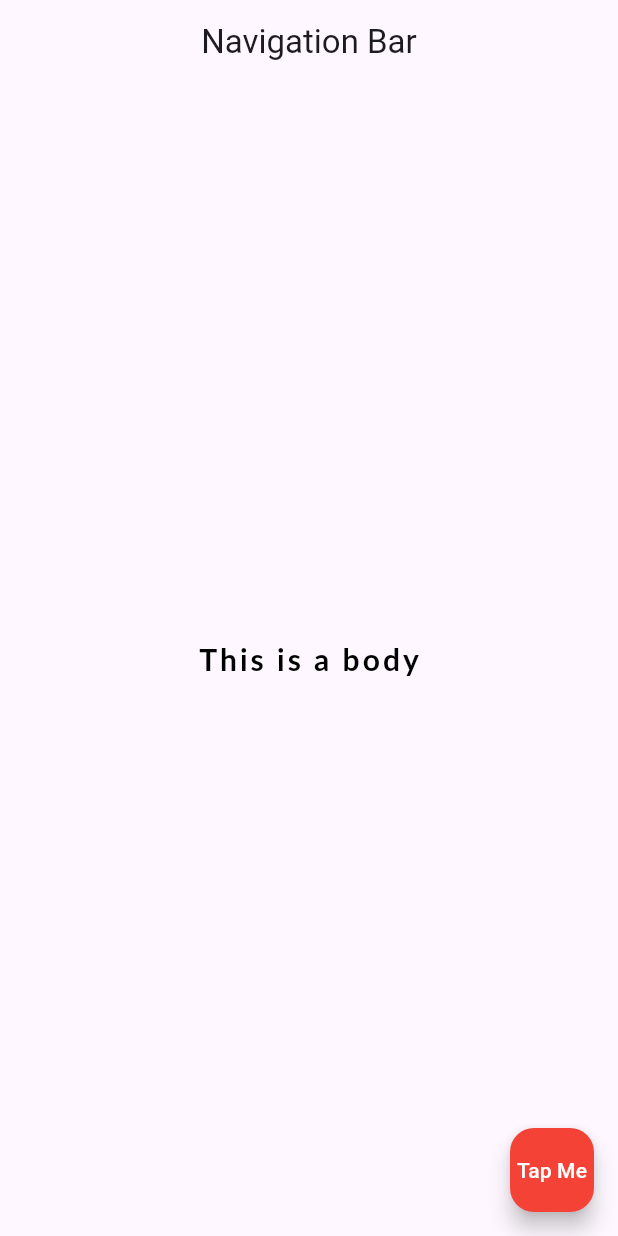
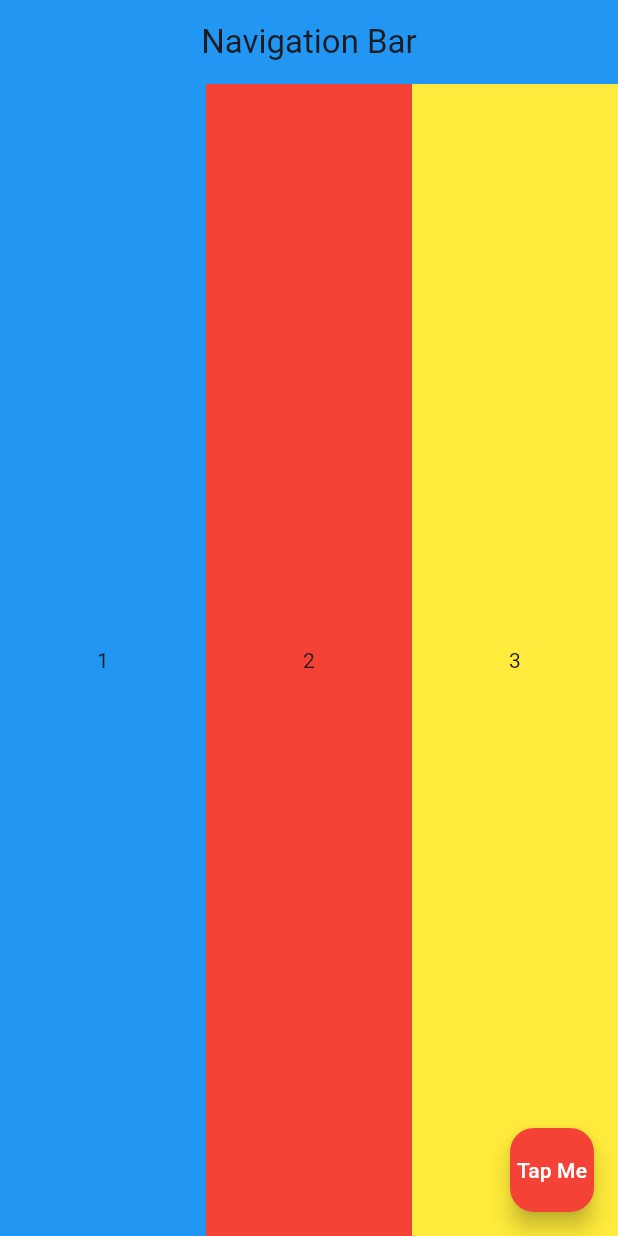
Before and after one commit to bilalbakhrom/flutter-zero-to-hero, a Flutter app: the screen it shows after launch, on a phone screen of 412 x 824 dp. Run offline on Flutter 3.47's test engine with Material 3 defaults, Android fonts, the phone set to English and light mode, and no system bars.

```diff
--- a/flutter_net_ninja/lib/main.dart
+++ b/flutter_net_ninja/lib/main.dart
@@ -14,21 +14,38 @@
       appBar: AppBar(
         title: const Text('Navigation Bar'),
         centerTitle: true,
+        backgroundColor: Colors.blue,
       ),
-      body: const Center(
-        child: Text(
-          'This is a body',
-          style: TextStyle(
-            fontSize: 20,
-            fontWeight: FontWeight.w700,
-            letterSpacing: 2.0,
-            color: Colors.black,
-            fontFamily: 'Lato',
+      body: Row(
+        children: [
+          Expanded(
+              child: Container(
+                padding: const EdgeInsets.all(40.0),
+                color: Colors.blue,
+                alignment: Alignment.center,
+                child: const Text('1'),
+              ),
           ),
-        ),
+          Expanded(
+              child: Container(
+                padding: const EdgeInsets.all(40.0),
+                color: Colors.red,
+                alignment: Alignment.center,
+                child: const Text('2'),
+              )
+          ),
+          Expanded(
+            child: Container(
+              padding: const EdgeInsets.all(40.0),
+              color: Colors.yellow,
+              alignment: Alignment.center,
+              child: const Text('3'),
+            ),
+          ),
+        ],
       ),
       floatingActionButton: FloatingActionButton(
-        onPressed: handleButtonClick,
+        onPressed: () {},
         backgroundColor: Colors.red,
         foregroundColor: Colors.white,
         child: const Text('Tap Me'),
--- a/flutter_net_ninja/pubspec.yaml
+++ b/flutter_net_ninja/pubspec.yaml
@@ -62,6 +62,8 @@
   # assets:
   #   - images/a_dot_burr.jpeg
   #   - images/a_dot_ham.jpeg
+  assets:
+    - assets/desert.jpg
 
   # An image asset can refer to one or more resolution-specific "variants", see
   # https://flutter.dev/assets-and-images/#resolution-aware
```
Also changed, not shown: ninja_id/analysis_options.yaml (added, +28 -0 lines), ninja_id/lib/main.dart (added, +125 -0 lines), ninja_id/pubspec.yaml (added, +90 -0 lines), ninja_id/pubspec.lock (added), 87 other files.
